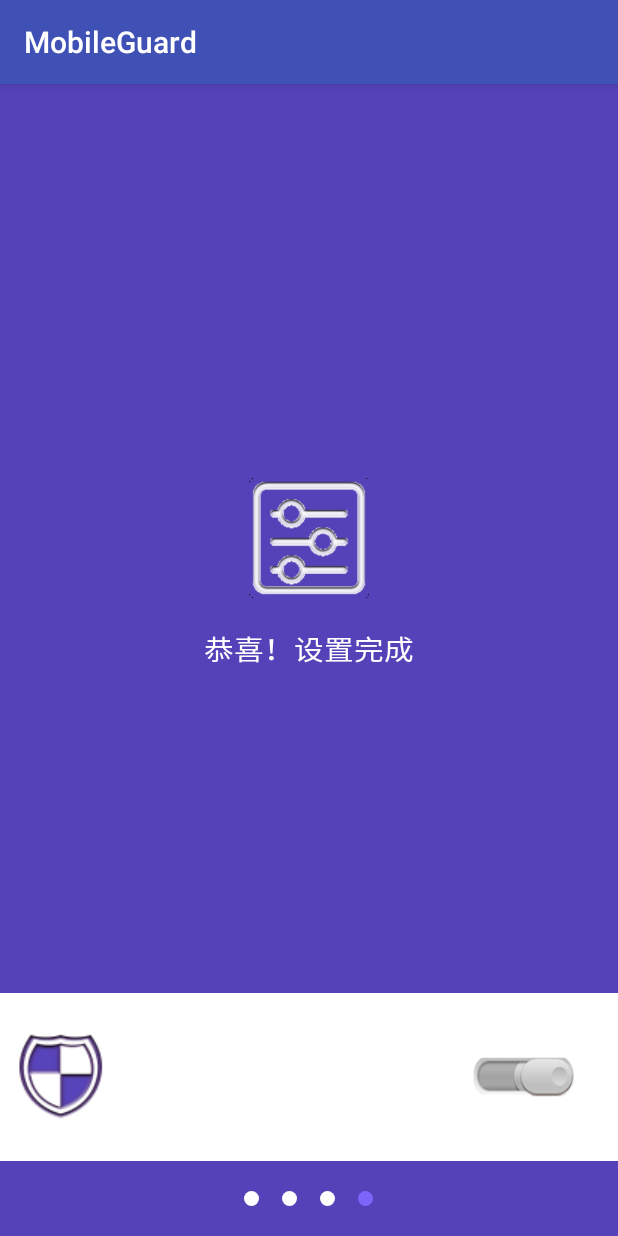
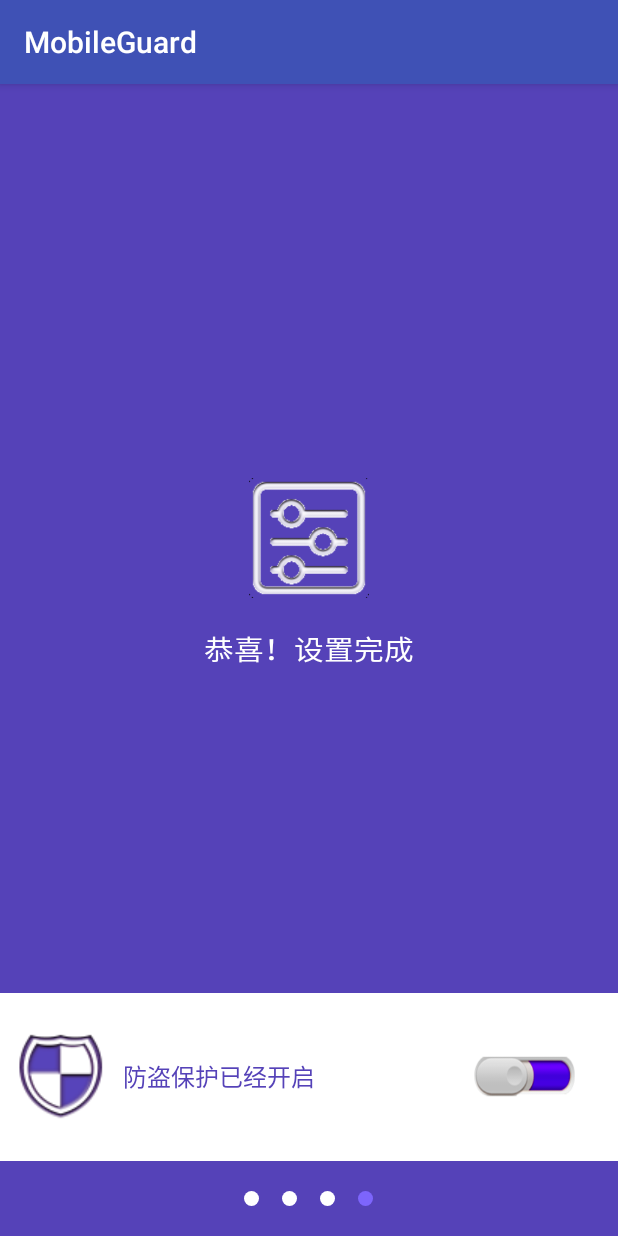
Before and after one commit to MelaJia/MobileGuard, an Android app: the SetUp4Activity screen opened directly, with no data from a screen before it, on a phone screen of 412 x 824 dp. Run offline under Robolectric (Android 15) with nearby library versions, the light colour scheme and no system bars.

```diff
--- a/app/src/main/java/cn/edu/gdmec/android/mobileguard/m2theftguard/SetUp4Activity.java
+++ b/app/src/main/java/cn/edu/gdmec/android/mobileguard/m2theftguard/SetUp4Activity.java
@@ -14,49 +14,49 @@ import cn.edu.gdmec.android.mobileguard.R;
  */
 
 public class SetUp4Activity extends BaseSetUpActivity {
-//    private TextView mStatusTV;
-//    private ToggleButton mToggleButton;
+   private TextView mStatusTV;
+    private ToggleButton mToggleButton;
 
     @Override
     protected void onCreate(Bundle savedInstanceState) {
         super.onCreate(savedInstanceState);
         setContentView(R.layout.activity_set_up4);
         ((RadioButton)findViewById(R.id.rb_four)).setChecked(true);
-      //  initView();
+        initView();
     }
-//    private void initView(){
-//        ((RadioButton)findViewById(R.id.rb_four)).setChecked(true);
-//        mStatusTV = (TextView)findViewById(R.id.tv_setup4_status);
-//        mToggleButton = (ToggleButton)findViewById(R.id.togglebtn_securityfunction);
-//        mToggleButton.setOnCheckedChangeListener(new CompoundButton.OnCheckedChangeListener() {
-//            @Override
-//            public void onCheckedChanged(CompoundButton compoundButton, boolean isChecked) {
-//                if (isChecked){
-//                    mStatusTV.setText("防盗保护已经开启");
-//                }else {
-//                    mStatusTV.setText("防盗保护没有开启");
-//                }
-//                SharedPreferences.Editor editor = sp.edit();
-//                editor.putBoolean("protecting",isChecked);
-//                editor.commit();
-//            }
-//        });
-//        boolean protecting = sp.getBoolean("protecting",true);
-//        if (protecting){
-//            mStatusTV.setText("防盗保护已经开启");
-//            mToggleButton.setChecked(true);
-//        }else {
-//            mStatusTV.setText("防盗保护没有开启");
-//            mToggleButton.setChecked(false);
-//        }
-//    }
+    private void initView(){
+       ((RadioButton)findViewById(R.id.rb_four)).setChecked(true);
+        mStatusTV = (TextView)findViewById(R.id.tv_setup4_status);
+       mToggleButton = (ToggleButton)findViewById(R.id.togglebtn_securityfunction);
+       mToggleButton.setOnCheckedChangeListener(new CompoundButton.OnCheckedChangeListener() {
+            @Override
+           public void onCheckedChanged(CompoundButton compoundButton, boolean isChecked) {
+                if (isChecked){
+                  mStatusTV.setText("防盗保护已经开启");
+                }else {
+                    mStatusTV.setText("防盗保护没有开启");
+                }
+              SharedPreferences.Editor editor = sp.edit();
+                editor.putBoolean("protecting",isChecked);
+                editor.commit();
+            }
+       });
+       boolean protecting = sp.getBoolean("protecting",true);
+      if (protecting){
+           mStatusTV.setText("防盗保护已经开启");
+            mToggleButton.setChecked(true);
+        }else {
+           mStatusTV.setText("防盗保护没有开启");
+            mToggleButton.setChecked(false);
+        }
+   }
 
     @Override
     public void showNext() {
         //跳转至防盗保护页面
-//        SharedPreferences.Editor editor = sp.edit();
-//        editor.putBoolean("isSetup",true);
-//        editor.commit();
+        SharedPreferences.Editor editor = sp.edit();
+       editor.putBoolean("isSetup",true);
+       editor.commit();
         startActivityAndFinishSelf(LostFindActivity.class);
 
     }
```
